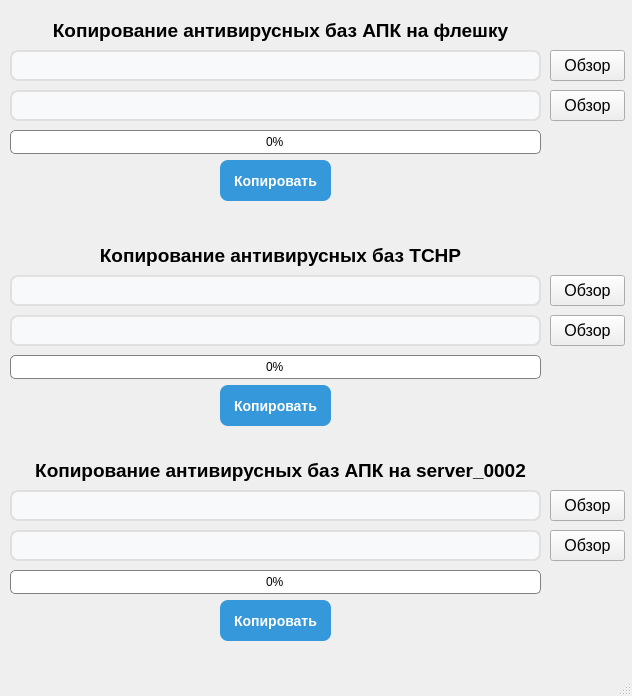
sunrst76/AntivirCopy, file mainwindow.ui: the form before one commit.
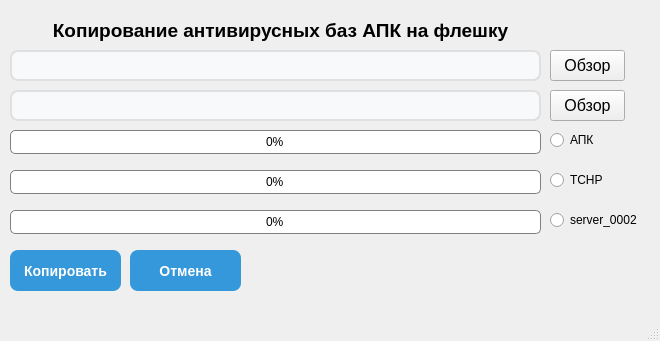
The form after the commit.

Commit message: Проект пересобран. Изменена логика трех потоков, добавлена кнопка "Отмена".

Diff of the .ui file:
```diff
--- a/mainwindow.ui
+++ b/mainwindow.ui
@@ -6,8 +6,8 @@
    <rect>
     <x>0</x>
     <y>0</y>
-    <width>632</width>
-    <height>696</height>
+    <width>660</width>
+    <height>341</height>
    </rect>
   </property>
   <property name="windowTitle">
@@ -117,8 +117,8 @@
    <widget class="QPushButton" name="btnStartCopy_1">
     <property name="geometry">
      <rect>
-      <x>220</x>
-      <y>160</y>
+      <x>10</x>
+      <y>250</y>
       <width>111</width>
       <height>41</height>
      </rect>
@@ -195,121 +195,50 @@
      <string>&lt;html&gt;&lt;head/&gt;&lt;body&gt;&lt;p align=&quot;center&quot;&gt;&lt;span style=&quot; font-size:14pt; font-weight:700;&quot;&gt;Копирование антивирусных баз АПК на флешку&lt;/span&gt;&lt;/p&gt;&lt;/body&gt;&lt;/html&gt;</string>
     </property>
    </widget>
-   <widget class="QLabel" name="label_2">
+   <widget class="QRadioButton" name="radioButton_1">
     <property name="geometry">
      <rect>
-      <x>20</x>
-      <y>240</y>
-      <width>521</width>
-      <height>31</height>
+      <x>550</x>
+      <y>130</y>
+      <width>89</width>
+      <height>20</height>
      </rect>
     </property>
-    <property name="lineWidth">
-     <number>2</number>
-    </property>
     <property name="text">
-     <string>&lt;html&gt;&lt;head/&gt;&lt;body&gt;&lt;p align=&quot;center&quot;&gt;&lt;span style=&quot; font-size:14pt; font-weight:700;&quot;&gt;Копирование антивирусных баз ТСНР&lt;/span&gt;&lt;/p&gt;&lt;/body&gt;&lt;/html&gt;</string>
+     <string>АПК</string>
     </property>
    </widget>
-   <widget class="QLineEdit" name="lineEditDest_2">
+   <widget class="QRadioButton" name="radioButton_2">
     <property name="geometry">
      <rect>
-      <x>10</x>
-      <y>315</y>
-      <width>531</width>
-      <height>31</height>
+      <x>550</x>
+      <y>170</y>
+      <width>89</width>
+      <height>20</height>
      </rect>
     </property>
-    <property name="styleSheet">
-     <string notr="true">QLineEdit {
-    background-color: #F8F9FA;
-    border: 2px solid #E0E0E0;
-    border-radius: 8px;
-    padding: 6px 12px;
-    color: #333333;
-    font-size: 14px;
-    selection-background-color: #007ACC;
-}
-QLineEdit:hover {
-    border-color: #B0B0B0;
-}
-QLineEdit:focus {
-    border-color: #007ACC;
-    background-color: #FFFFFF;
-}
-</string>
-    </property>
-   </widget>
-   <widget class="QPushButton" name="btnStartCopy_2">
-    <property name="geometry">
-     <rect>
-      <x>220</x>
-      <y>385</y>
-      <width>111</width>
-      <height>41</height>
-     </rect>
-    </property>
-    <property name="styleSheet">
-     <string notr="true">QPushButton {
-    background-color: #3498db;
-    color: white;
-    border-radius: 8px;
-    padding: 6px 12px;
-    font-weight: bold;
-    font-size: 14px;
-}
-
-QPushButton:hover {
-    background-color: #2980b9;
-}
-
-QPushButton:pressed {
-    background-color: #1f618d;
-    padding-top: 8px; /* эффект нажатия */
-}
-</string>
-    </property>
     <property name="text">
-     <string>Копировать</string>
+     <string>ТСНР</string>
     </property>
-    <property name="checkable">
-     <bool>false</bool>
-    </property>
    </widget>
-   <widget class="QLineEdit" name="lineEditSource_2">
+   <widget class="QRadioButton" name="radioButton_3">
     <property name="geometry">
      <rect>
-      <x>10</x>
-      <y>275</y>
-      <width>531</width>
-      <height>31</height>
+      <x>550</x>
+      <y>210</y>
+      <width>89</width>
+      <height>20</height>
      </rect>
     </property>
-    <property name="styleSheet">
-     <string notr="true">QLineEdit {
-    background-color: #F8F9FA;
-    border: 2px solid #E0E0E0;
-    border-radius: 8px;
-    padding: 6px 12px;
-    color: #333333;
-    font-size: 14px;
-    selection-background-color: #007ACC;
-}
-QLineEdit:hover {
-    border-color: #B0B0B0;
-}
-QLineEdit:focus {
-    border-color: #007ACC;
-    background-color: #FFFFFF;
-}
-</string>
+    <property name="text">
+     <string>server_0002</string>
     </property>
    </widget>
    <widget class="QProgressBar" name="progressBar_2">
     <property name="geometry">
      <rect>
       <x>10</x>
-      <y>355</y>
+      <y>170</y>
       <width>531</width>
       <height>24</height>
      </rect>
@@ -334,193 +263,11 @@
      <number>0</number>
     </property>
    </widget>
-   <widget class="QPushButton" name="btnSelectDest_2">
-    <property name="geometry">
-     <rect>
-      <x>550</x>
-      <y>315</y>
-      <width>75</width>
-      <height>31</height>
-     </rect>
-    </property>
-    <property name="font">
-     <font>
-      <pointsize>12</pointsize>
-     </font>
-    </property>
-    <property name="text">
-     <string>Обзор</string>
-    </property>
-   </widget>
-   <widget class="QPushButton" name="btnSelectSource_2">
-    <property name="geometry">
-     <rect>
-      <x>550</x>
-      <y>275</y>
-      <width>75</width>
-      <height>31</height>
-     </rect>
-    </property>
-    <property name="font">
-     <font>
-      <pointsize>12</pointsize>
-     </font>
-    </property>
-    <property name="text">
-     <string>Обзор</string>
-    </property>
-   </widget>
-   <widget class="QPushButton" name="btnSelectSource_3">
-    <property name="geometry">
-     <rect>
-      <x>550</x>
-      <y>490</y>
-      <width>75</width>
-      <height>31</height>
-     </rect>
-    </property>
-    <property name="font">
-     <font>
-      <pointsize>12</pointsize>
-     </font>
-    </property>
-    <property name="text">
-     <string>Обзор</string>
-    </property>
-   </widget>
-   <widget class="QPushButton" name="btnSelectDest_3">
-    <property name="geometry">
-     <rect>
-      <x>550</x>
-      <y>530</y>
-      <width>75</width>
-      <height>31</height>
-     </rect>
-    </property>
-    <property name="font">
-     <font>
-      <pointsize>12</pointsize>
-     </font>
-    </property>
-    <property name="text">
-     <string>Обзор</string>
-    </property>
-   </widget>
-   <widget class="QPushButton" name="btnStartCopy_3">
-    <property name="geometry">
-     <rect>
-      <x>220</x>
-      <y>600</y>
-      <width>111</width>
-      <height>41</height>
-     </rect>
-    </property>
-    <property name="styleSheet">
-     <string notr="true">QPushButton {
-    background-color: #3498db;
-    color: white;
-    border-radius: 8px;
-    padding: 6px 12px;
-    font-weight: bold;
-    font-size: 14px;
-}
-
-QPushButton:hover {
-    background-color: #2980b9;
-}
-
-QPushButton:pressed {
-    background-color: #1f618d;
-    padding-top: 8px; /* эффект нажатия */
-}
-</string>
-    </property>
-    <property name="text">
-     <string>Копировать</string>
-    </property>
-    <property name="checkable">
-     <bool>false</bool>
-    </property>
-   </widget>
-   <widget class="QLabel" name="label_3">
-    <property name="geometry">
-     <rect>
-      <x>20</x>
-      <y>455</y>
-      <width>521</width>
-      <height>31</height>
-     </rect>
-    </property>
-    <property name="lineWidth">
-     <number>2</number>
-    </property>
-    <property name="text">
-     <string>&lt;html&gt;&lt;head/&gt;&lt;body&gt;&lt;p align=&quot;center&quot;&gt;&lt;span style=&quot; font-size:14pt; font-weight:700;&quot;&gt;Копирование антивирусных баз АПК на server_0002&lt;/span&gt;&lt;/p&gt;&lt;/body&gt;&lt;/html&gt;</string>
-    </property>
-   </widget>
-   <widget class="QLineEdit" name="lineEditSource_3">
-    <property name="geometry">
-     <rect>
-      <x>10</x>
-      <y>490</y>
-      <width>531</width>
-      <height>31</height>
-     </rect>
-    </property>
-    <property name="styleSheet">
-     <string notr="true">QLineEdit {
-    background-color: #F8F9FA;
-    border: 2px solid #E0E0E0;
-    border-radius: 8px;
-    padding: 6px 12px;
-    color: #333333;
-    font-size: 14px;
-    selection-background-color: #007ACC;
-}
-QLineEdit:hover {
-    border-color: #B0B0B0;
-}
-QLineEdit:focus {
-    border-color: #007ACC;
-    background-color: #FFFFFF;
-}
-</string>
-    </property>
-   </widget>
-   <widget class="QLineEdit" name="lineEditDest_3">
-    <property name="geometry">
-     <rect>
-      <x>10</x>
-      <y>530</y>
-      <width>531</width>
-      <height>31</height>
-     </rect>
-    </property>
-    <property name="styleSheet">
-     <string notr="true">QLineEdit {
-    background-color: #F8F9FA;
-    border: 2px solid #E0E0E0;
-    border-radius: 8px;
-    padding: 6px 12px;
-    color: #333333;
-    font-size: 14px;
-    selection-background-color: #007ACC;
-}
-QLineEdit:hover {
-    border-color: #B0B0B0;
-}
-QLineEdit:focus {
-    border-color: #007ACC;
-    background-color: #FFFFFF;
-}
-</string>
-    </property>
-   </widget>
    <widget class="QProgressBar" name="progressBar_3">
     <property name="geometry">
      <rect>
       <x>10</x>
-      <y>570</y>
+      <y>210</y>
       <width>531</width>
       <height>24</height>
      </rect>
@@ -545,6 +292,42 @@
      <number>0</number>
     </property>
    </widget>
+   <widget class="QPushButton" name="btnCancelCopy">
+    <property name="geometry">
+     <rect>
+      <x>130</x>
+      <y>250</y>
+      <width>111</width>
+      <height>41</height>
+     </rect>
+    </property>
+    <property name="styleSheet">
+     <string notr="true">QPushButton {
+    background-color: #3498db;
+    color: white;
+    border-radius: 8px;
+    padding: 6px 12px;
+    font-weight: bold;
+    font-size: 14px;
+}
+
+QPushButton:hover {
+    background-color: #2980b9;
+}
+
+QPushButton:pressed {
+    background-color: #1f618d;
+    padding-top: 8px; /* эффект нажатия */
+}
+</string>
+    </property>
+    <property name="text">
+     <string>Отмена</string>
+    </property>
+    <property name="checkable">
+     <bool>false</bool>
+    </property>
+   </widget>
   </widget>
   <widget class="QMenuBar" name="menubar">
    <property name="geometry">
```
Left out of the diff: 12 changed lines with no effect on the pictures. The commit also changes 2 other files.
